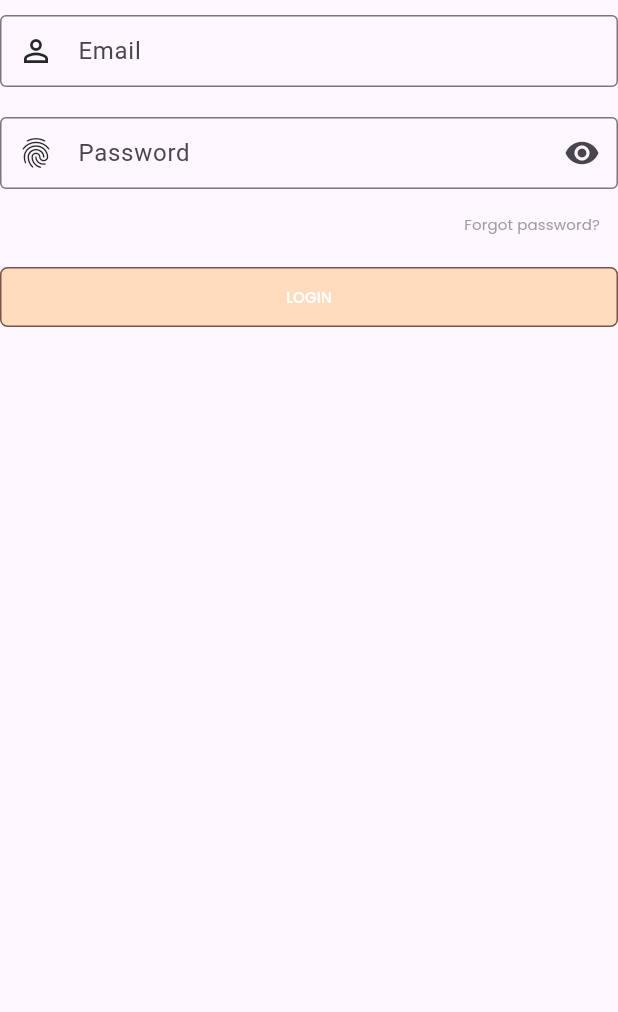
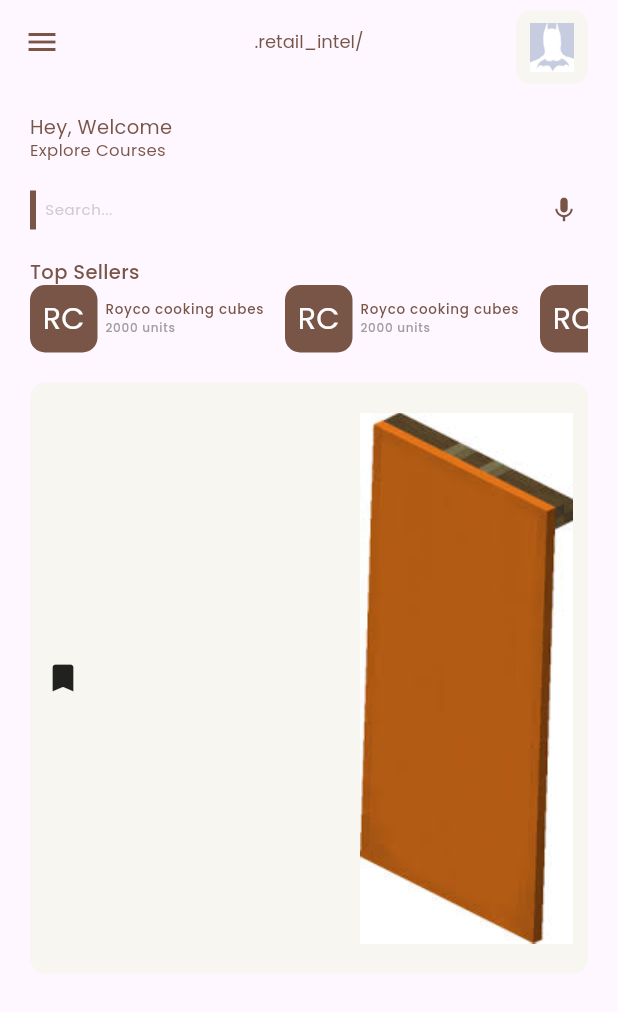
Before and after one commit to crimsoftit/r_intel, a Flutter app: the LoginForm widget shown alone on an empty page, opened directly, after a tap on "LOGIN", on a phone screen of 412 x 824 dp. Shown: the top 1012 px of the screen. Run offline on Flutter 3.47's test engine with Material 3 defaults, Android fonts, the phone set to English and light mode, and no system bars; our stand-ins replace flutter_otp_text_field, get, liquid_swipe, smooth_page_indicator.

Commit message:
11. begin dashboard ui

```diff
--- a/lib/src/constants/colors.dart
+++ b/lib/src/constants/colors.dart
@@ -5,6 +5,8 @@
 const rPrimaryBrown = Color(0xffffdcbd);
 const rSecondaryColor = Color(0xff272727);
 const rAccentColor = Color(0xff001bff);
+
+const rBrown = Colors.brown;
 
 const rWhiteColor = Colors.white;
 const rDarkColor = Colors.black;
--- a/lib/src/constants/image_strings.dart
+++ b/lib/src/constants/image_strings.dart
@@ -24,3 +24,7 @@
 const String rGoogleLogo = "assets/logos/google.png";
 
 const String rPswdResetImg = "assets/images/login/forgot_pswd.png";
+
+// -- dashboard images
+const rProfileImg = "assets/images/dashboard/batman.jpg";
+const rBannerImg1 = "assets/images/dashboard/banner_1.jpeg";
--- a/lib/src/features/authentication/screens/login/widgets/login_form_widget.dart
+++ b/lib/src/features/authentication/screens/login/widgets/login_form_widget.dart
@@ -1,8 +1,10 @@
 import 'package:flutter/material.dart';
+import 'package:get/get.dart';
 import 'package:r_intel/src/constants/style/textfield_style.dart';
 import 'package:r_intel/src/constants/style/txt_style.dart';
 
 import 'package:r_intel/src/features/authentication/screens/pswd_reset/reset_pswd_options/reset_pswd_modal.dart';
+import 'package:r_intel/src/features/core/screens/dashboard/dashboard.dart';
 
 class LoginForm extends StatelessWidget {
   LoginForm({
@@ -67,7 +69,9 @@
             SizedBox(
               width: double.infinity,
               child: ElevatedButton(
-                onPressed: () {},
+                onPressed: () {
+                  Get.to(const Dashboard());
+                },
                 child: Text(
                   'Login'.toUpperCase(),
                   style: const TextStyle(
--- a/lib/src/features/authentication/screens/welcome_screen/welcome_screen.dart
+++ b/lib/src/features/authentication/screens/welcome_screen/welcome_screen.dart
@@ -28,7 +28,8 @@
     final isDarkMode = brightness == Brightness.dark;
 
     return Scaffold(
-      backgroundColor: isDarkMode ? rSecondaryColor : rPrimaryColor,
+      backgroundColor:
+          isDarkMode ? rSecondaryColor : rOnboardingPage2ColorLight,
       body: Stack(
         children: [
           Container(
--- /dev/null
+++ b/lib/src/features/core/screens/dashboard/dashboard.dart
@@ -0,0 +1,294 @@
+import 'package:flutter/material.dart';
+import 'package:r_intel/src/constants/colors.dart';
+import 'package:r_intel/src/constants/image_strings.dart';
+import 'package:r_intel/src/constants/size.dart';
+import 'package:r_intel/src/constants/style/txt_style.dart';
+import 'package:r_intel/src/constants/text_strings.dart';
+
+class Dashboard extends StatelessWidget {
+  const Dashboard({super.key});
+
+  @override
+  Widget build(BuildContext context) {
+    // variables
+    final txtTheme = Theme.of(context).textTheme;
+
+    return Scaffold(
+      appBar: AppBar(
+        leading: const Icon(
+          Icons.menu,
+          color: Colors.brown,
+        ),
+        title: const PrimaryText(
+          text: rAppName,
+          size: 12,
+          color: rBrown,
+        ),
+        centerTitle: true,
+        elevation: 0,
+        backgroundColor: Colors.transparent,
+        actions: [
+          Container(
+            margin: const EdgeInsets.only(
+              right: 20,
+              top: 7,
+            ),
+            decoration: BoxDecoration(
+              borderRadius: BorderRadius.circular(10),
+              color: rCardBgColor,
+            ),
+            child: IconButton(
+              onPressed: () {},
+              icon: const Image(
+                image: AssetImage(rProfileImg),
+              ),
+            ),
+          ),
+        ],
+      ),
+      body: SingleChildScrollView(
+        child: Container(
+          padding: const EdgeInsets.all(rDashboardPadding),
+          child: Column(
+            crossAxisAlignment: CrossAxisAlignment.start,
+            children: [
+              const PrimaryText(
+                text: rDashboardTitle,
+                size: 13,
+              ),
+              const PrimaryText(
+                text: rDashboardHeading,
+                size: 11,
+              ),
+              const SizedBox(
+                height: rDashboardPadding,
+              ),
+
+              // -- search box
+              Container(
+                padding: const EdgeInsets.symmetric(
+                  horizontal: 6,
+                  vertical: 3,
+                ),
+                decoration: const BoxDecoration(
+                  border: Border(
+                    left: BorderSide(
+                      width: 4,
+                      color: rBrown,
+                    ),
+                  ),
+                ),
+                child: Row(
+                  mainAxisAlignment: MainAxisAlignment.spaceBetween,
+                  children: [
+                    Text(
+                      rDashboardSearch,
+                      style: txtTheme.bodySmall?.apply(
+                        color: Colors.grey.withOpacity(0.5),
+                      ),
+                    ),
+                    const Icon(
+                      Icons.mic,
+                      size: 20,
+                      color: rBrown,
+                    ),
+                  ],
+                ),
+              ),
+
+              const SizedBox(
+                height: rDashboardPadding,
+              ),
+
+              // -- categories
+              const PrimaryText(
+                text: 'Top Sellers',
+                size: 13,
+                fontWeight: FontWeight.w500,
+              ),
+              SizedBox(
+                height: 45,
+                child: ListView(
+                  shrinkWrap: true,
+                  scrollDirection: Axis.horizontal,
+                  children: [
+                    SizedBox(
+                      width: 170,
+                      height: 50,
+                      child: Row(
+                        children: [
+                          Container(
+                            width: 45,
+                            height: 45,
+                            decoration: BoxDecoration(
+                              borderRadius: BorderRadius.circular(10),
+                              color: rBrown,
+                            ),
+                            child: const Center(
+                              child: PrimaryText(
+                                text: 'RC',
+                                color: Colors.white,
+                              ),
+                            ),
+                          ),
+                          const SizedBox(
+                            width: 5,
+                          ),
+                          Flexible(
+                            child: Column(
+                              crossAxisAlignment: CrossAxisAlignment.start,
+                              mainAxisAlignment: MainAxisAlignment.center,
+                              children: [
+                                Text(
+                                  'Royco cooking cubes',
+                                  style: txtTheme.labelMedium,
+                                  overflow: TextOverflow.ellipsis,
+                                ),
+                                Text(
+                                  '2000 units',
+                                  style: txtTheme.labelSmall,
+                                  overflow: TextOverflow.ellipsis,
+                                ),
+                              ],
+                            ),
+                          ),
+                        ],
+                      ),
+                    ),
+                    SizedBox(
+                      width: 170,
+                      height: 50,
+                      child: Row(
+                        children: [
+                          Container(
+                            width: 45,
+                            height: 45,
+                            decoration: BoxDecoration(
+                              borderRadius: BorderRadius.circular(10),
+                              color: rBrown,
+                            ),
+                            child: const Center(
+                              child: PrimaryText(
+                                text: 'RC',
+                                color: Colors.white,
+                              ),
+                            ),
+                          ),
+                          const SizedBox(
+                            width: 5,
+                          ),
+                          Flexible(
+                            child: Column(
+                              crossAxisAlignment: CrossAxisAlignment.start,
+                              mainAxisAlignment: MainAxisAlignment.center,
+                              children: [
+                                Text(
+                                  'Royco cooking cubes',
+                                  style: txtTheme.labelMedium,
+                                  overflow: TextOverflow.ellipsis,
+                                ),
+                                Text(
+                                  '2000 units',
+                                  style: txtTheme.labelSmall,
+                                  overflow: TextOverflow.ellipsis,
+                                ),
+                              ],
+                            ),
+                          ),
+                        ],
+                      ),
+                    ),
+                    SizedBox(
+                      width: 170,
+                      height: 50,
+                      child: Row(
+                        children: [
+                          Container(
+                            width: 45,
+                            height: 45,
+                            decoration: BoxDecoration(
+                              borderRadius: BorderRadius.circular(10),
+                              color: rBrown,
+                            ),
+                            child: const Center(
+                              child: PrimaryText(
+                                text: 'RC',
+                                color: Colors.white,
+                              ),
+                            ),
+                          ),
+                          const SizedBox(
+                            width: 5,
+                          ),
+                          Flexible(
+                            child: Column(
+                              crossAxisAlignment: CrossAxisAlignment.start,
+                              mainAxisAlignment: MainAxisAlignment.center,
+                              children: [
+                                Text(
+                                  'Royco cooking cubes',
+                                  style: txtTheme.labelMedium,
+                                  overflow: TextOverflow.ellipsis,
+                                ),
+                                Text(
+                                  '2000 units',
+                                  style: txtTheme.labelSmall,
+                                  overflow: TextOverflow.ellipsis,
+                                ),
+                              ],
+                            ),
+                          ),
+                        ],
+                      ),
+                    ),
+                  ],
+                ),
+              ),
+
+              const SizedBox(
+                height: rDashboardPadding,
+              ),
+
+              // -- banners
+              Row(
+                children: [
+                  Expanded(
+                    child: Container(
+                      decoration: BoxDecoration(
+                        borderRadius: BorderRadius.circular(10),
+                        color: rCardBgColor,
+                      ),
+                      padding: const EdgeInsets.symmetric(
+                        horizontal: 10,
+                        vertical: 20,
+                      ),
+                      child: const Column(
+                        children: [
+                          Row(
+                            mainAxisAlignment: MainAxisAlignment.spaceBetween,
+                            children: [
+                              Flexible(
+                                child: Icon(
+                                  Icons.bookmark,
+                                ),
+                              ),
+                              Flexible(
+                                child: Image(
+                                  image: AssetImage(rBannerImg1),
+                                ),
+                              ),
+                            ],
+                          ),
+                        ],
+                      ),
+                    ),
+                  ),
+                ],
+              ),
+            ],
+          ),
+        ),
+      ),
+    );
+  }
+}
--- a/lib/src/utils/themes/widget_themes/elevated_button_theme.dart
+++ b/lib/src/utils/themes/widget_themes/elevated_button_theme.dart
@@ -10,7 +10,7 @@
     style: ElevatedButton.styleFrom(
       elevation: 0,
       foregroundColor: rWhiteColor,
-      backgroundColor: rPrimaryBrown,
+      backgroundColor: Colors.brown,
       side: const BorderSide(color: Colors.brown),
       padding: const EdgeInsets.symmetric(
         vertical: rButtonHeight * 0.5,
--- a/lib/src/utils/themes/widget_themes/txt_theme.dart
+++ b/lib/src/utils/themes/widget_themes/txt_theme.dart
@@ -13,26 +13,28 @@
       fontSize: 16,
       color: Colors.brown,
     ),
-
     bodyMedium: TextStyle(
       fontFamily: 'Poppins',
       fontWeight: FontWeight.w600,
       fontSize: 12,
       color: Colors.brown,
     ),
-
     bodySmall: TextStyle(
       fontFamily: 'Poppins',
       fontSize: 10,
       color: Colors.grey,
     ),
-
+    labelMedium: TextStyle(
+      fontFamily: 'Poppins',
+      fontSize: 9,
+      color: Colors.brown,
+    ),
     labelSmall: TextStyle(
       fontFamily: 'Poppins',
-      fontSize: 10,
-      fontStyle: FontStyle.italic,
-      color: Colors.blue,
+      fontSize: 8,
+      color: Colors.grey,
     ),
+
     // titleSmall: GoogleFonts.poppins(
     //   color: Colors.white60,
     //   fontSize: 24,
@@ -60,11 +62,15 @@
       fontSize: 10,
       color: Colors.white,
     ),
+    labelMedium: TextStyle(
+      fontFamily: 'Poppins',
+      fontSize: 9,
+      color: Colors.white,
+    ),
     labelSmall: TextStyle(
       fontFamily: 'Poppins',
-      fontSize: 10,
-      fontStyle: FontStyle.italic,
-      color: Colors.blue,
+      fontSize: 8,
+      color: Colors.grey,
     ),
   );
 }
```
Also changed, not shown: assets/images/dashboard/banner_1.jpeg (added), assets/images/dashboard/batman.jpg (added).
